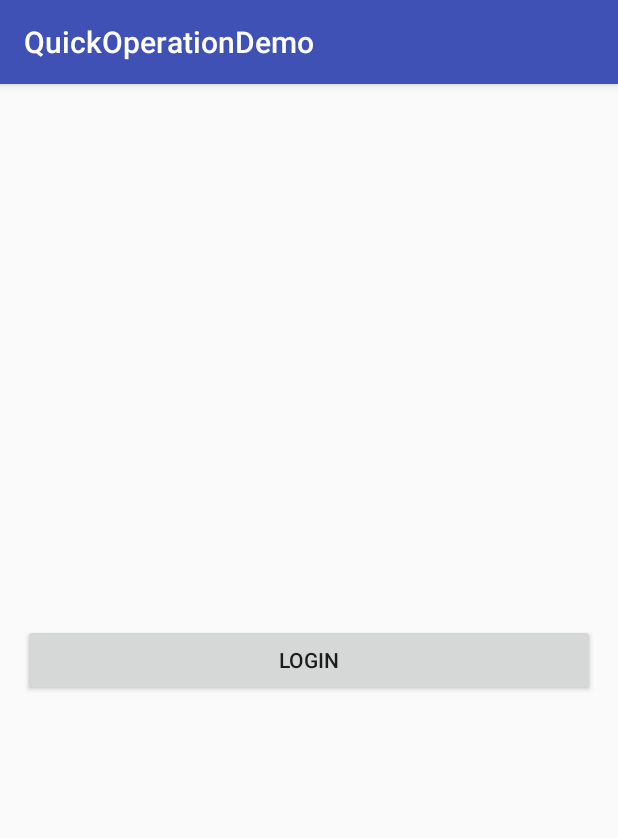
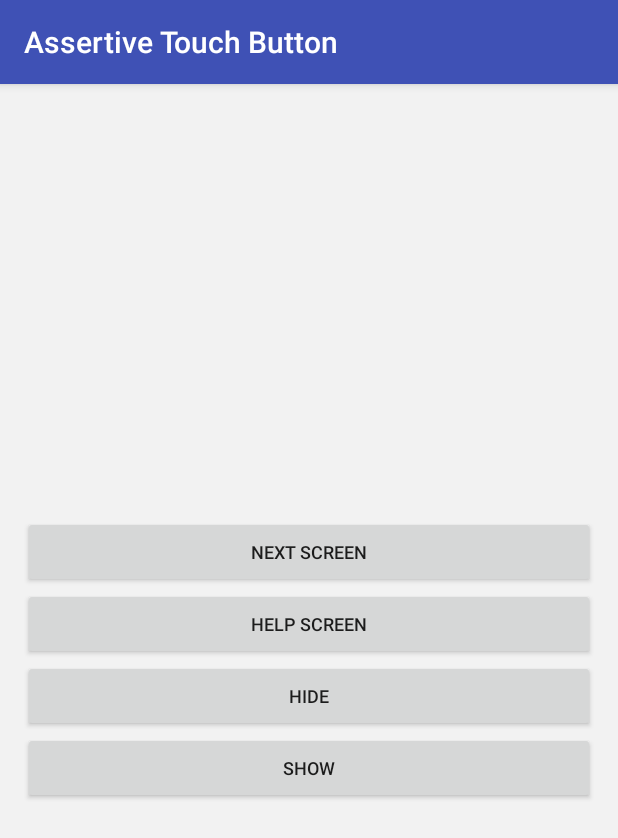
Before and after one commit to mmoamenn/Assertive-Touch, an Android app: the screen it shows after launch (LoginActivity), on a phone screen of 412 x 824 dp. Shown: the top 838 px of the screen. Run offline under Robolectric (Android 15) with nearby library versions, the phone set to English and light mode, and no system bars.

Commit message:
application background bug fix

```diff
--- a/floatingShortcutButton/src/main/java/com/bluehomestudio/quickoperation/FSButton.java
+++ b/AssertiveTouchButton/src/main/java/com/bluehomestudio/quickoperation/ATButton.java
@@ -23,9 +23,11 @@ import android.widget.ImageView;
  * Created by mohamedmoamen on 11/29/17.
  */
 
-public class FSButton implements View.OnTouchListener {
+public class ATButton implements View.OnTouchListener {
 
-    private static FSButton instance = null;
+    @SuppressLint("StaticFieldLeak")
+    private static ATButton instance = null;
+    private ATButtonHelper ATButtonHelper;
     private Application mApp;
     private WindowManager windowManager;
     private WindowManager.LayoutParams layoutParams;
@@ -39,11 +41,11 @@ public class FSButton implements View.OnTouchListener {
      *
      * @param app application class
      */
-    private FSButton(Application app) {
+    private ATButton(Application app) {
         mApp = app;
 
         //attach ActivityLifecycleCallbacks
-        new FSBHelper(app, this);
+        ATButtonHelper = new ATButtonHelper(app, this);
 
         //configure button
         setupView();
@@ -54,16 +56,16 @@ public class FSButton implements View.OnTouchListener {
      */
     public static void setup(Application app) {
 
-        synchronized (FSButton.class) {
+        synchronized (ATButton.class) {
             if (instance == null) {
-                instance = new FSButton(app);
+                instance = new ATButton(app);
             }
         }
     }
 
-    public static FSButton getInstance() {
+    public static ATButton getInstance() {
         if (instance == null) {
-            Log.d("FSButton", "Please call setUp(Application app) in your application class");
+            Log.d("ATButton", "Please call setUp(Application app) in your application class");
         }
         return instance;
     }
@@ -177,17 +179,28 @@ public class FSButton implements View.OnTouchListener {
 
     }
 
+    void tempHide() {
+        if (isAttached) {
+            windowManager.removeView(quickActionButtonLayout);
+        }
+    }
+
     public void show() {
         if (!isAttached) {
             windowManager.addView(quickActionButtonLayout, layoutParams);
+            ATButtonHelper.changeStatus(true);
         }
-
     }
 
     public void hide() {
         if (isAttached) {
-            windowManager.removeViewImmediate(quickActionButtonLayout);
+            windowManager.removeView(quickActionButtonLayout);
+            ATButtonHelper.changeStatus(false);
         }
+    }
+
+    public boolean isViewAttached() {
+        return isAttached;
     }
 
     public void setSize(int height, int width) {
@@ -202,8 +215,10 @@ public class FSButton implements View.OnTouchListener {
     }
 
     public void setBackgroundColor(int color) {
+
         Drawable mDrawable = mApp.getResources().getDrawable(R.drawable.circle_button);
         mDrawable.setColorFilter(new PorterDuffColorFilter(color, PorterDuff.Mode.SRC_IN));
+
         if (Build.VERSION.SDK_INT < Build.VERSION_CODES.JELLY_BEAN) {
             quickActionButton.setBackgroundDrawable(mDrawable);
         } else {
@@ -215,7 +230,7 @@ public class FSButton implements View.OnTouchListener {
         mTargetCls = targetCls;
     }
 
-    protected String getTargetName() {
+    String getTargetName() {
         return mTargetCls.getName();
     }
 
--- a/floatingShortcutButton/src/main/java/com/bluehomestudio/quickoperation/FSBHelper.java
+++ b/AssertiveTouchButton/src/main/java/com/bluehomestudio/quickoperation/ATButtonHelper.java
@@ -2,23 +2,27 @@ package com.bluehomestudio.quickoperation;
 
 import android.app.Activity;
 import android.app.Application;
-import android.content.Context;
 import android.os.Bundle;
 
 /**
  * Created by mohamedmoamen on 11/30/17.
  */
 
-public class FSBHelper implements Application.ActivityLifecycleCallbacks {
+public class ATButtonHelper implements Application.ActivityLifecycleCallbacks {
 
     private int activityCounter;
-    private FSButton mFsButton;
+    private ATButton mATButton;
+    private boolean isShow, isBackground;
 
 
-    public FSBHelper(Application application, FSButton fsButton) {
+    ATButtonHelper(Application application, ATButton ATButton) {
 
         application.registerActivityLifecycleCallbacks(this);
-        mFsButton = fsButton;
+        mATButton = ATButton;
+    }
+
+    void changeStatus(boolean isShow) {
+        this.isShow = isShow;
     }
 
 
@@ -34,10 +38,14 @@ public class FSBHelper implements Application.ActivityLifecycleCallbacks {
     public void onActivityResumed(Activity activity) {
 
         //hide button when open quick operation
-        if (mFsButton.getTargetName() != null
-                && mFsButton.getTargetName()
-                .equals(activity.getClass().getName())) {
-            mFsButton.hide();
+        if (mATButton.getTargetName() != null
+                && mATButton.getTargetName().equals(activity.getClass().getName())) {
+            mATButton.tempHide();
+        }
+
+        //reshow when come from background
+        if (isBackground && isShow) {
+            mATButton.show();
         }
 
         activityCounter++;
@@ -47,10 +55,11 @@ public class FSBHelper implements Application.ActivityLifecycleCallbacks {
     public void onActivityPaused(Activity activity) {
 
         //show button when close quick operation
-        if (mFsButton.getTargetName() != null
-                && mFsButton.getTargetName()
-                .equals(activity.getClass().getName())) {
-            mFsButton.show();
+        if (mATButton.getTargetName() != null
+                && mATButton.getTargetName().equals(activity.getClass().getName())) {
+            if (isShow) {
+                mATButton.show();
+            }
         }
 
         activityCounter--;
@@ -61,9 +70,9 @@ public class FSBHelper implements Application.ActivityLifecycleCallbacks {
 
         //hide quick button when application closed
         if (activityCounter == 0) {
-            mFsButton.hide();
+            mATButton.tempHide();
+            isBackground = true;
         }
-
     }
 
     @Override
--- a/app/build.gradle
+++ b/app/build.gradle
@@ -25,5 +25,5 @@ dependencies {
     testImplementation 'junit:junit:4.12'
     androidTestImplementation 'com.android.support.test:runner:0.5'
     androidTestImplementation 'com.android.support.test.espresso:espresso-core:2.2.2'
-    compile project(path: ':floatingShortcutButton')
+    compile project(path: ':AssertiveTouchButton')
 }
--- a/app/src/main/java/com/bluehomestudio/quickoperationdemo/DemoApplication.java
+++ b/app/src/main/java/com/bluehomestudio/quickoperationdemo/DemoApplication.java
@@ -3,8 +3,7 @@ package com.bluehomestudio.quickoperationdemo;
 import android.app.Application;
 import android.graphics.Color;
 
-import com.bluehomestudio.quickoperation.FSBHelper;
-import com.bluehomestudio.quickoperation.FSButton;
+import com.bluehomestudio.quickoperation.ATButton;
 
 /**
  * Created by mohamedmoamen on 11/30/17.
@@ -16,10 +15,10 @@ public class DemoApplication extends Application {
     public void onCreate() {
         super.onCreate();
 
-        FSButton.setup(this) ;
-        FSButton.getInstance().setTargetClass(HelpActivity.class);
-        FSButton.getInstance().setIcon(R.drawable.help);
-        FSButton.getInstance().setBackgroundColor(Color.WHITE);
+        ATButton.setup(this) ;
+        ATButton.getInstance().setTargetClass(HelpActivity.class);
+        ATButton.getInstance().setIcon(R.drawable.help);
+        ATButton.getInstance().setBackgroundColor(Color.WHITE);
 
     }
 
--- a/app/src/main/res/layout/activity_login.xml
+++ b/app/src/main/res/layout/activity_login.xml
@@ -1,15 +1,47 @@
 <?xml version="1.0" encoding="utf-8"?>
-<RelativeLayout
-    xmlns:android="http://schemas.android.com/apk/res/android" android:layout_width="match_parent"
+<LinearLayout xmlns:android="http://schemas.android.com/apk/res/android"
+    android:layout_width="match_parent"
     android:layout_height="match_parent"
+    android:background="#f2f2f2"
+    android:gravity="center"
+    android:orientation="vertical"
     android:padding="15dp">
 
     <Button
         android:id="@+id/b_login"
-        android:layout_centerInParent="true"
         android:layout_width="match_parent"
         android:layout_height="wrap_content"
+        android:layout_centerInParent="true"
         android:onClick="onLoginPressed"
-        android:text="Login"/>
+        android:text="Next screen"
+        android:textSize="12sp" />
 
-</RelativeLayout>
+    <Button
+        android:id="@+id/b_help"
+        android:layout_width="match_parent"
+        android:layout_height="wrap_content"
+        android:layout_centerInParent="true"
+        android:onClick="onLoginPressed"
+        android:text="Help Screen"
+        android:textSize="12sp" />
+
+    <Button
+        android:id="@+id/b_hide"
+        android:layout_width="match_parent"
+        android:layout_height="wrap_content"
+        android:layout_centerInParent="true"
+        android:onClick="onLoginPressed"
+        android:text="Hide"
+        android:textSize="12sp" />
+
+    <Button
+        android:id="@+id/b_show"
+        android:layout_width="match_parent"
+        android:layout_height="wrap_content"
+        android:layout_centerInParent="true"
+        android:onClick="onLoginPressed"
+        android:text="Show"
+        android:textSize="12sp" />
+
+
+</LinearLayout>
--- a/app/src/main/res/layout/activity_main.xml
+++ b/app/src/main/res/layout/activity_main.xml
@@ -22,6 +22,7 @@
             android:layout_weight="1"
             android:onClick="onDemoButtonsPressed"
             android:text="@string/help"
+            android:textSize="12sp"
             tools:ignore="ButtonStyle" />
 
         <Button
@@ -31,6 +32,7 @@
             android:layout_weight="1"
             android:onClick="onDemoButtonsPressed"
             android:text="@string/weather"
+            android:textSize="12sp"
             tools:ignore="ButtonStyle" />
 
         <Button
@@ -40,6 +42,7 @@
             android:layout_weight="1"
             android:onClick="onDemoButtonsPressed"
             android:text="@string/calculator"
+            android:textSize="12sp"
             tools:ignore="ButtonStyle" />
 
 
@@ -56,6 +59,7 @@
             android:layout_weight="1"
             android:onClick="onDemoButtonsPressed"
             android:text="150 x 150"
+            android:textSize="12sp"
             tools:ignore="ButtonStyle" />
 
         <Button
@@ -65,6 +69,7 @@
             android:layout_weight="1"
             android:onClick="onDemoButtonsPressed"
             android:text="200 x 200"
+            android:textSize="12sp"
             tools:ignore="ButtonStyle" />
 
         <Button
@@ -74,6 +79,7 @@
             android:layout_weight="1"
             android:onClick="onDemoButtonsPressed"
             android:text="300 x 300"
+            android:textSize="12sp"
             tools:ignore="ButtonStyle" />
 
 
--- a/app/src/main/res/values/strings.xml
+++ b/app/src/main/res/values/strings.xml
@@ -1,5 +1,5 @@
 <resources>
-    <string name="app_name">QuickOperationDemo</string>
+    <string name="app_name">Assertive Touch Button</string>
     <string name="dummy_text">Lorem Ipsum is simply dummy text of the printing and typesetting industry. Lorem Ipsum has been the industry\'s standard dummy text ever since the 1500s, when an unknown printer took a galley of type and scrambled it to make a type specimen book. It has survived not only five centuries, but also the leap into electronic typesetting, remaining essentially unchanged. It was popularised in the 1960s with the release of Letraset sheets containing Lorem Ipsum passages, and more recently with desktop publishing software like Aldus PageMaker including versions of Lorem Ipsum.</string>
     <string name="help">Help</string>
     <string name="weather">Weather</string>
--- a/settings.gradle
+++ b/settings.gradle
@@ -1 +1 @@
-include ':app', ':floatingShortcutButton'
+include ':app', ':AssertiveTouchButton'
```
Also changed, not shown: app/src/main/java/com/bluehomestudio/quickoperationdemo/LoginActivity.java (+11 -4 lines), app/src/main/java/com/bluehomestudio/quickoperationdemo/MainActivity.java (+11 -7 lines), AssertiveTouchButton/build.gradle (renamed from floatingShortcutButton/build.gradle), AssertiveTouchButton/src/main/AndroidManifest.xml (renamed from floatingShortcutButton/src/main/AndroidManifest.xml), AssertiveTouchButton/src/main/res/drawable/circle_button.xml (renamed from floatingShortcutButton/src/main/res/drawable/circle_button.xml), AssertiveTouchButton/src/main/res/layout/quick_button_view.xml (renamed from floatingShortcutButton/src/main/res/layout/quick_button_view.xml), AssertiveTouchButton/src/main/res/values/strings.xml (renamed from floatingShortcutButton/src/main/res/values/strings.xml), 6 other files.
